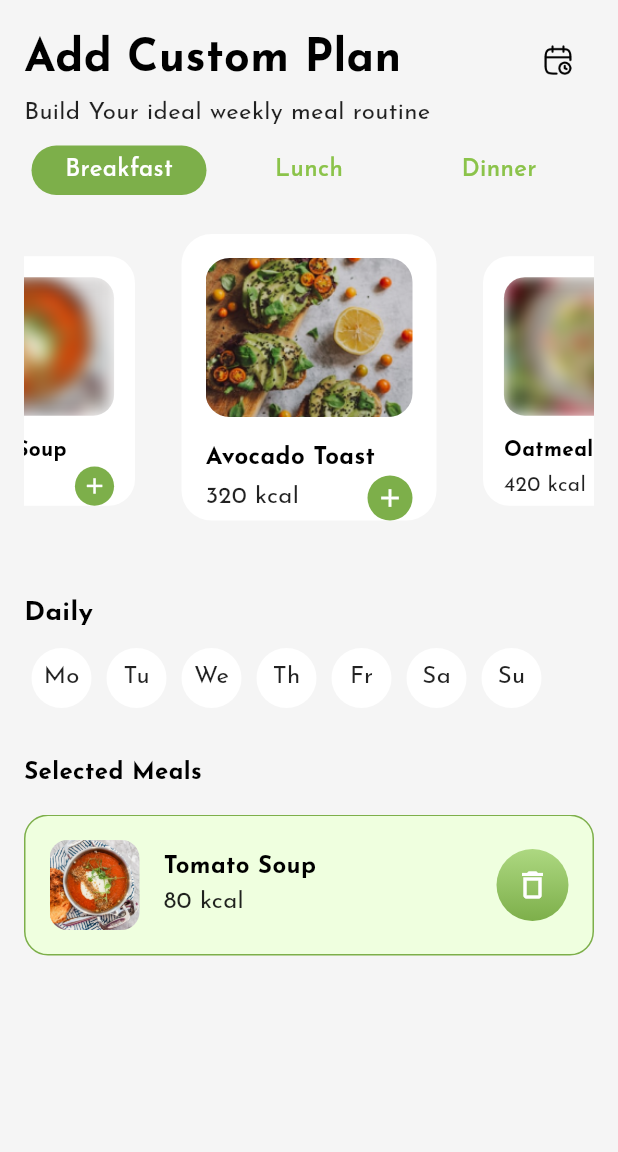
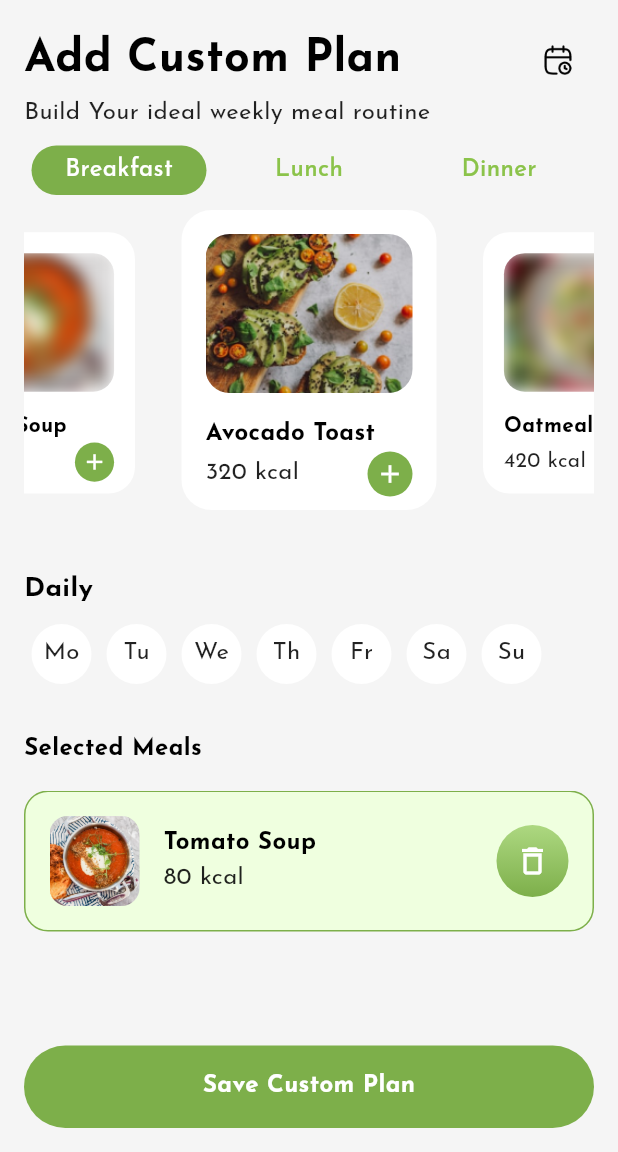
Before and after one commit to Danish9111/fasting, a Flutter app: the CustomMealPlanScreen screen opened directly, after a tap on the "add" icon, on a phone screen of 412 x 824 dp, the part 84-1236 px from its top. Run offline on Flutter 3.47's test engine with Material 3 defaults, Android fonts, the phone set to English and light mode, and no system bars; drawn by our look-alikes of carousel_slider; our stand-ins replace calendar_date_picker2, flutter_riverpod, google_fonts.

Commit message:
refactor(meal-plan): migrate custom meal plan screen to Riverpod state management
Integrate flutter_riverpod for managing state in CustomMealPlanScreen, replacing setState with providers for selected meals, carousel index, selected days, and list key. Update UI to use ConsumerWidget and ref.watch/ref.read for reactive updates. Add flutter_riverpod dependency to pubspec.yaml and wrap MyApp with ProviderScope in main.dart. Minor cleanup in feedback_dialog.dart.

```diff
--- a/lib/main.dart
+++ b/lib/main.dart
@@ -1,11 +1,12 @@
 import 'package:flutter/material.dart';
+import 'package:flutter_riverpod/flutter_riverpod.dart';
 import 'package:fasting/screens/set_goals_screen.dart';
 import 'package:fasting/screens/home_screen.dart';
 import 'package:fasting/screens/notification_screen.dart';
 import 'package:fasting/screens/recipe_list_screen.dart';
 
 void main() {
-  runApp(const MyApp());
+  runApp(const ProviderScope(child: MyApp()));
 }
 
 class MyApp extends StatelessWidget {
--- /dev/null
+++ b/lib/providers/meal_plan_providers.dart
@@ -0,0 +1,61 @@
+import 'package:flutter/material.dart';
+import 'package:flutter_riverpod/flutter_riverpod.dart';
+
+class SelectedMealsNotifier extends StateNotifier<List<Map<String, String>>> {
+  SelectedMealsNotifier() : super([]);
+
+  void addMeal(String imageUrl, String title, String calories) {
+    final exists = state.any((m) => m['title'] == title);
+    if (!exists) {
+      state = [
+        ...state,
+        {'image': imageUrl, 'title': title, 'calories': calories},
+      ];
+    }
+  }
+
+  Map<String, String>? removeMeal(int index) {
+    if (index >= 0 && index < state.length) {
+      final removed = state[index];
+      state = [...state]..removeAt(index);
+      return removed;
+    }
+    return null;
+  }
+
+  void undoRemove(int index, Map<String, String> meal) {
+    state = [...state]..insert(index, meal);
+  }
+}
+
+final selectedMealsProvider =
+    StateNotifierProvider<SelectedMealsNotifier, List<Map<String, String>>>(
+      (ref) => SelectedMealsNotifier(),
+    );
+
+final carouselIndexProvider = StateProvider<int>((ref) => 0);
+
+class SelectedDaysNotifier extends StateNotifier<Set<int>> {
+  SelectedDaysNotifier() : super({});
+
+  void toggleDay(int index) {
+    if (state.contains(index)) {
+      state = {...state}..remove(index);
+    } else {
+      state = {...state}..add(index);
+    }
+  }
+}
+
+final selectedDaysProvider =
+    StateNotifierProvider<SelectedDaysNotifier, Set<int>>(
+      (ref) => SelectedDaysNotifier(),
+    );
+
+final lastRemovedProvider = StateProvider<Map<String, String>?>((ref) => null);
+
+final lastRemovedIndexProvider = StateProvider<int?>((ref) => null);
+
+final listKeyProvider = StateProvider<GlobalKey<AnimatedListState>>(
+  (ref) => GlobalKey<AnimatedListState>(),
+);
--- a/lib/screens/custom_meal_plan_screen.dart
+++ b/lib/screens/custom_meal_plan_screen.dart
@@ -1,83 +1,22 @@
-// import 'package:fasting/calender.dart';
+import 'package:flutter/material.dart';
+import 'package:flutter_riverpod/flutter_riverpod.dart';
+import 'package:fasting/providers/meal_plan_providers.dart';
 import 'package:fasting/utils/colors.dart';
-import 'package:flutter/material.dart';
 import 'package:fasting/widgets/meal_type_selector.dart';
 import 'package:fasting/utils/custom_text.dart';
 import 'dart:ui';
 import 'package:carousel_slider/carousel_slider.dart';
 import 'package:fasting/widgets/custom_calender.dart';
 
-class CustomMealPlanScreen extends StatefulWidget {
+class CustomMealPlanScreen extends ConsumerWidget {
   const CustomMealPlanScreen({super.key});
 
   @override
-  State<CustomMealPlanScreen> createState() => _CustomMealPlanScreenState();
-}
+  Widget build(BuildContext context, WidgetRef ref) {
+    final selectedMeals = ref.watch(selectedMealsProvider);
+    final carouselIndex = ref.watch(carouselIndexProvider);
+    final listKey = ref.watch(listKeyProvider);
 
-class _CustomMealPlanScreenState extends State<CustomMealPlanScreen> {
-  final List<Map<String, String>> selectedMeals = [];
-  final GlobalKey<AnimatedListState> _listKey = GlobalKey<AnimatedListState>();
-  int _currentCarouselIndex = 0;
-
-  void _addMeal(String imageUrl, String title, String calories) {
-    final exists = selectedMeals.indexWhere((m) => m['title'] == title) != -1;
-    if (exists) {
-      ScaffoldMessenger.of(
-        context,
-      ).showSnackBar(SnackBar(content: Text('Meal already selected')));
-      return;
-    }
-    final item = {'image': imageUrl, 'title': title, 'calories': calories};
-    selectedMeals.insert(0, item);
-    _listKey.currentState?.insertItem(
-      0,
-      duration: const Duration(milliseconds: 300),
-    );
-    setState(() {});
-  }
-
-  void _removeMeal(int index) {
-    if (index < 0 || index >= selectedMeals.length) return;
-    final removed = selectedMeals.removeAt(index);
-    _listKey.currentState?.removeItem(
-      index,
-      (context, animation) => SizeTransition(
-        sizeFactor: animation,
-        child: Padding(
-          padding: const EdgeInsets.only(bottom: 12.0),
-          child: _buildSelectedMealItem(
-            removed['image'],
-            removed['title'],
-            removed['calories'],
-            onDelete: () {},
-          ),
-        ),
-      ),
-      duration: const Duration(milliseconds: 250),
-    );
-    ScaffoldMessenger.of(context).clearSnackBars();
-    ScaffoldMessenger.of(context).showSnackBar(
-      SnackBar(
-        content: const Text('Meal removed'),
-        action: SnackBarAction(
-          label: 'UNDO',
-          textColor: Colors.white,
-          onPressed: () {
-            selectedMeals.insert(index, removed);
-            _listKey.currentState?.insertItem(
-              index,
-              duration: const Duration(milliseconds: 300),
-            );
-            setState(() {});
-          },
-        ),
-      ),
-    );
-    setState(() {});
-  }
-
-  @override
-  Widget build(BuildContext context) {
     return Scaffold(
       backgroundColor: Colors.grey.shade100,
       appBar: AppBar(
@@ -90,19 +29,32 @@
           const SizedBox(width: 20),
         ],
       ),
-      body: SingleChildScrollView(
-        padding: const EdgeInsets.all(16),
+      body: Stack(
+        children: [
+          SingleChildScrollView(
+            padding: const EdgeInsets.only(
+              left: 16,
+              top: 16,
+              right: 16,
+              bottom: 120,
+            ),
             child: Column(
               crossAxisAlignment: CrossAxisAlignment.start,
               children: [
                 Row(
                   children: [
-                AppText('Add Custom Plan', size: 30, weight: FontWeight.bold),
+                    AppText(
+                      'Add Custom Plan',
+                      size: 30,
+                      weight: FontWeight.bold,
+                    ),
                     const Spacer(),
                     SizedBox(width: 20),
                     IconButton(
                       onPressed: () async {
-                    final result = await CustomDateRangePicker.show(context);
+                        final result = await CustomDateRangePicker.show(
+                          context,
+                        );
                         if (result != null && result.isNotEmpty) {
                           debugPrint("Selected range: $result");
                         }
@@ -114,7 +66,6 @@
                     ),
                   ],
                 ),
-
                 const AppText(
                   'Build Your ideal weekly meal routine',
                   color: Colors.black87,
@@ -122,12 +73,11 @@
                 const SizedBox(height: 10),
                 MealTypeSelector(),
                 const SizedBox(height: 10),
-            const SizedBox(height: 16),
-            _buildMealOptions(),
+                // const SizedBox(height: 16),
+                _buildMealOptions(ref, carouselIndex),
                 const SizedBox(height: 10),
                 DailySchedule(),
                 const SizedBox(height: 10),
-
                 if (selectedMeals.isNotEmpty) ...[
                   const SizedBox(height: 12),
                   const AppText('Selected Meals', weight: FontWeight.bold),
@@ -135,7 +85,7 @@
                   SizedBox(
                     height: 220,
                     child: AnimatedList(
-                  key: _listKey,
+                      key: listKey,
                       initialItemCount: selectedMeals.length,
                       padding: const EdgeInsets.only(top: 8),
                       itemBuilder: (context, index, animation) {
@@ -148,7 +98,7 @@
                               meal['image'],
                               meal['title'],
                               meal['calories'],
-                          onDelete: () => _removeMeal(index),
+                              onDelete: () => _removeMeal(ref, index),
                             ),
                           ),
                         );
@@ -156,16 +106,21 @@
                     ),
                   ),
                 ],
-
-            const SizedBox(height: 16),
-            _buildSaveButton(),
               ],
             ),
+          ),
+          Positioned(
+            bottom: 16,
+            left: 16,
+            right: 16,
+            child: _buildSaveButton(),
+          ),
+        ],
       ),
     );
   }
 
-  Widget _buildMealOptions() {
+  Widget _buildMealOptions(WidgetRef ref, int carouselIndex) {
     final items = [
       {
         'title': 'Avocado Toast',
@@ -193,7 +148,13 @@
       items: items.asMap().entries.map((e) {
         final idx = e.key;
         final data = e.value;
-        return _buildMealCard(data['title']!, data['cal']!, data['img']!, idx);
+        return _buildMealCard(
+          data['title']!,
+          data['cal']!,
+          data['img']!,
+          idx,
+          ref,
+        );
       }).toList(),
       options: CarouselOptions(
         height: 230,
@@ -205,7 +166,7 @@
         pauseAutoPlayOnTouch: true,
         initialPage: 0,
         onPageChanged: (index, reason) {
-          setState(() => _currentCarouselIndex = index);
+          ref.read(carouselIndexProvider.notifier).state = index;
         },
       ),
     );
@@ -216,10 +177,12 @@
     String calories,
     String imageUrl,
     int index,
+    WidgetRef ref,
   ) {
     return SingleChildScrollView(
       child: Container(
         width: 170,
+        height: 200,
         decoration: BoxDecoration(
           color: Colors.white,
           borderRadius: BorderRadius.circular(20),
@@ -233,11 +196,14 @@
                 borderRadius: const BorderRadius.all(Radius.circular(16)),
                 child: Stack(
                   children: [
-                    // Animate blur: central image is sharp, others are blurred
                     TweenAnimationBuilder<double>(
                       tween: Tween<double>(
-                        begin: _currentCarouselIndex == index ? 0.0 : 6.0,
-                        end: _currentCarouselIndex == index ? 0.0 : 6.0,
+                        begin: ref.watch(carouselIndexProvider) == index
+                            ? 0.0
+                            : 6.0,
+                        end: ref.watch(carouselIndexProvider) == index
+                            ? 0.0
+                            : 6.0,
                       ),
                       duration: const Duration(milliseconds: 300),
                       builder: (context, sigma, child) {
@@ -272,7 +238,7 @@
                       AppText(calories, color: Colors.black87),
                       InkWell(
                         onTap: () {
-                          _addMeal(imageUrl, title, calories);
+                          _addMeal(ref, imageUrl, title, calories);
                         },
                         customBorder: const CircleBorder(),
                         child: Container(
@@ -299,21 +265,82 @@
       ),
     );
   }
+
+  void _addMeal(WidgetRef ref, String imageUrl, String title, String calories) {
+    final selectedMeals = ref.watch(selectedMealsProvider);
+    final exists = selectedMeals.any((m) => m['title'] == title);
+    if (exists) {
+      ScaffoldMessenger.of(
+        ref.context,
+      ).showSnackBar(SnackBar(content: Text('Meal already selected')));
+      return;
+    }
+    final notifier = ref.read(selectedMealsProvider.notifier);
+    notifier.addMeal(imageUrl, title, calories);
+    ref
+        .read(listKeyProvider)
+        .currentState
+        ?.insertItem(0, duration: const Duration(milliseconds: 300));
   }
 
-class DailySchedule extends StatefulWidget {
+  void _removeMeal(WidgetRef ref, int index) {
+    final notifier = ref.read(selectedMealsProvider.notifier);
+    final listKey = ref.read(listKeyProvider);
+    final removed = notifier.removeMeal(index);
+    if (removed != null) {
+      listKey.currentState?.removeItem(
+        index,
+        (context, animation) => SizeTransition(
+          sizeFactor: animation,
+          child: Padding(
+            padding: const EdgeInsets.only(bottom: 12.0),
+            child: _buildSelectedMealItem(
+              removed['image'],
+              removed['title'],
+              removed['calories'],
+              onDelete: () {},
+            ),
+          ),
+        ),
+        duration: const Duration(milliseconds: 250),
+      );
+      ref.read(lastRemovedProvider.notifier).state = removed;
+      ref.read(lastRemovedIndexProvider.notifier).state = index;
+      ScaffoldMessenger.of(ref.context).clearSnackBars();
+      ScaffoldMessenger.of(ref.context).showSnackBar(
+        SnackBar(
+          content: const Text('Meal removed'),
+          action: SnackBarAction(
+            label: 'UNDO',
+            textColor: Colors.white,
+            onPressed: () {
+              final lastRemoved = ref.read(lastRemovedProvider);
+              final lastIndex = ref.read(lastRemovedIndexProvider);
+              if (lastRemoved != null && lastIndex != null) {
+                notifier.undoRemove(lastIndex, lastRemoved);
+                listKey.currentState?.insertItem(
+                  lastIndex,
+                  duration: const Duration(milliseconds: 300),
+                );
+                ref.read(lastRemovedProvider.notifier).state = null;
+                ref.read(lastRemovedIndexProvider.notifier).state = null;
+              }
+            },
+          ),
+        ),
+      );
+    }
+  }
+}
+
+class DailySchedule extends ConsumerWidget {
   const DailySchedule({super.key});
 
   @override
-  State<DailySchedule> createState() => _DailyScheduleState();
-}
+  Widget build(BuildContext context, WidgetRef ref) {
+    final selectedDays = ref.watch(selectedDaysProvider);
+    final days = ['Mo', 'Tu', 'We', 'Th', 'Fr', 'Sa', 'Su'];
 
-class _DailyScheduleState extends State<DailySchedule> {
-  final days = ['Mo', 'Tu', 'We', 'Th', 'Fr', 'Sa', 'Su'];
-  final Set<int> selectedDays = {}; // track selected indices
-
-  @override
-  Widget build(BuildContext context) {
     return Column(
       crossAxisAlignment: CrossAxisAlignment.start,
       children: [
@@ -335,13 +362,7 @@
                     customBorder: const CircleBorder(),
                     splashColor: AppColors.green.withOpacity(.3),
                     onTap: () {
-                      setState(() {
-                        if (isSelected) {
-                          selectedDays.remove(index);
-                        } else {
-                          selectedDays.add(index);
-                        }
-                      });
+                      ref.read(selectedDaysProvider.notifier).toggleDay(index);
                     },
                     child: Container(
                       height: 40,
@@ -421,12 +442,12 @@
 Widget _buildSaveButton() {
   return Center(
     child: Material(
-      color: AppColors.green, // background here
+      color: AppColors.green,
       borderRadius: BorderRadius.circular(30),
       child: InkWell(
-        borderRadius: BorderRadius.circular(30), // match rounded shape
-        splashColor: Colors.white.withOpacity(.3), // visible now
-        onTap: () {}, // required for splash to trigger
+        borderRadius: BorderRadius.circular(30),
+        splashColor: Colors.white.withOpacity(.3),
+        onTap: () {},
         child: Container(
           width: double.infinity,
           padding: const EdgeInsets.symmetric(vertical: 16),
--- a/lib/widgets/feedback_dialog.dart
+++ b/lib/widgets/feedback_dialog.dart
@@ -30,7 +30,6 @@
       contentPadding: const EdgeInsets.all(15),
 
       content: SingleChildScrollView(
-        // so it won’t overflow
         child: Column(
           mainAxisSize: MainAxisSize.min,
           crossAxisAlignment: CrossAxisAlignment.start,
--- a/pubspec.yaml
+++ b/pubspec.yaml
@@ -39,6 +39,7 @@
   carousel_slider: ^5.1.1
   intl: ^0.20.2
   calendar_date_picker2: ^0.5.0
+  flutter_riverpod: ^2.5.1
 
 
   # The following adds the Cupertino Icons font to your application.
```
Also changed, not shown: lib/screens/chat_screen.dart (added, +102 -0 lines), lib/screens/image.png (added), pubspec.lock. Lines whose indentation alone changed are shown as unchanged.
